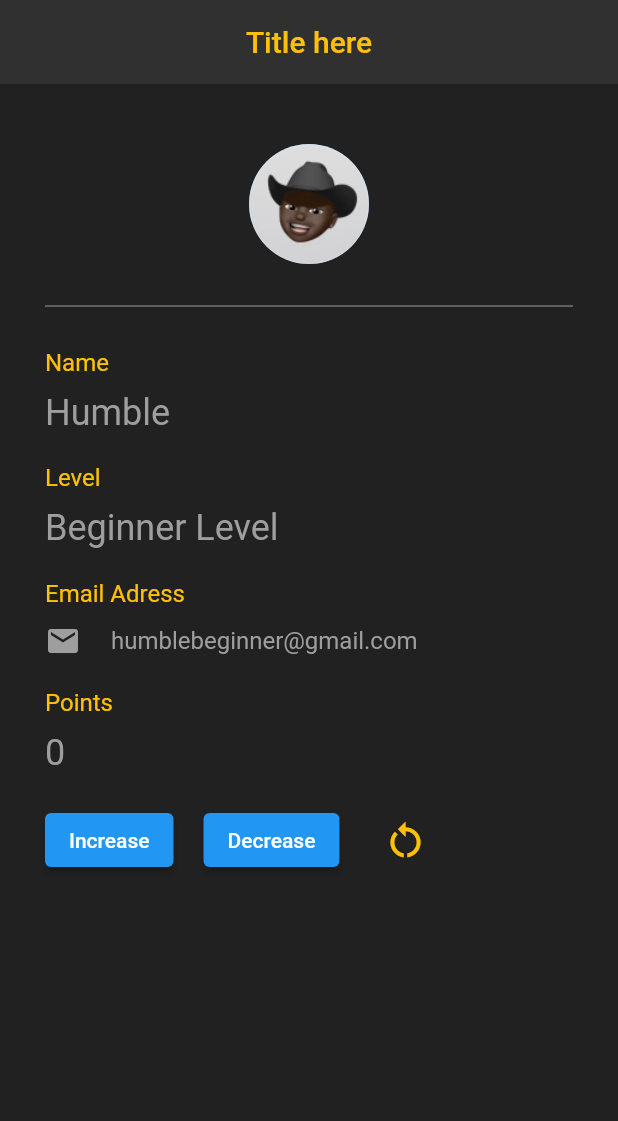
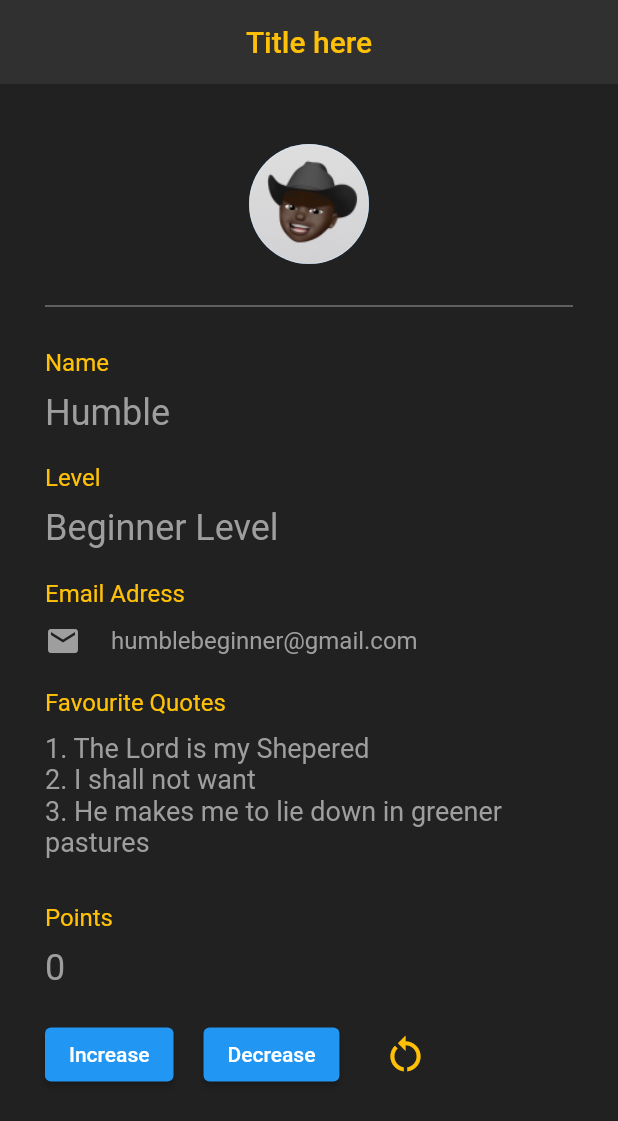
Before and after one commit to HumbleGh/HID, a Flutter app: the screen it shows after launch, on a phone screen of 412 x 824 dp. Shown: the top 1121 px of the screen. Run offline on Flutter 3.47's test engine with Material 2 defaults, Android fonts, the phone set to English and light mode, and no system bars.

Commit message:
Added favourite quotes

```diff
--- a/lib/main.dart
+++ b/lib/main.dart
@@ -15,6 +15,13 @@ class Fixing extends StatefulWidget {
 
 class _Fixing extends State<Fixing> {
   int point = 0;
+
+  List<String> quotes = [
+    '1. The Lord is my Shepered',
+    '2. I shall not want',
+    '3. He makes me to lie down in greener pastures'
+  ];
+
   @override
   Widget build(BuildContext context) {
     return Scaffold(
@@ -125,6 +132,34 @@ class _Fixing extends State<Fixing> {
               height: 20.0,
             ),
             const Text(
+              'Favourite Quotes',
+              style: TextStyle(
+                color: Colors.amber,
+                fontSize: 16.0,
+              ),
+            ),
+            const SizedBox(
+              height: 10.0,
+            ),
+            Column(
+              crossAxisAlignment: CrossAxisAlignment.start,
+              children: quotes.map((quote) {
+                return Text(
+                  quote,
+                  style: const TextStyle(
+                    color: Colors.grey,
+                    fontSize: 18.0,
+                  ),
+                );
+              }).toList(),
+            ),
+            const SizedBox(
+              height: 10.0,
+            ),
+            const SizedBox(
+              height: 20.0,
+            ),
+            const Text(
               'Points',
               style: TextStyle(
                 color: Colors.amber,
```
